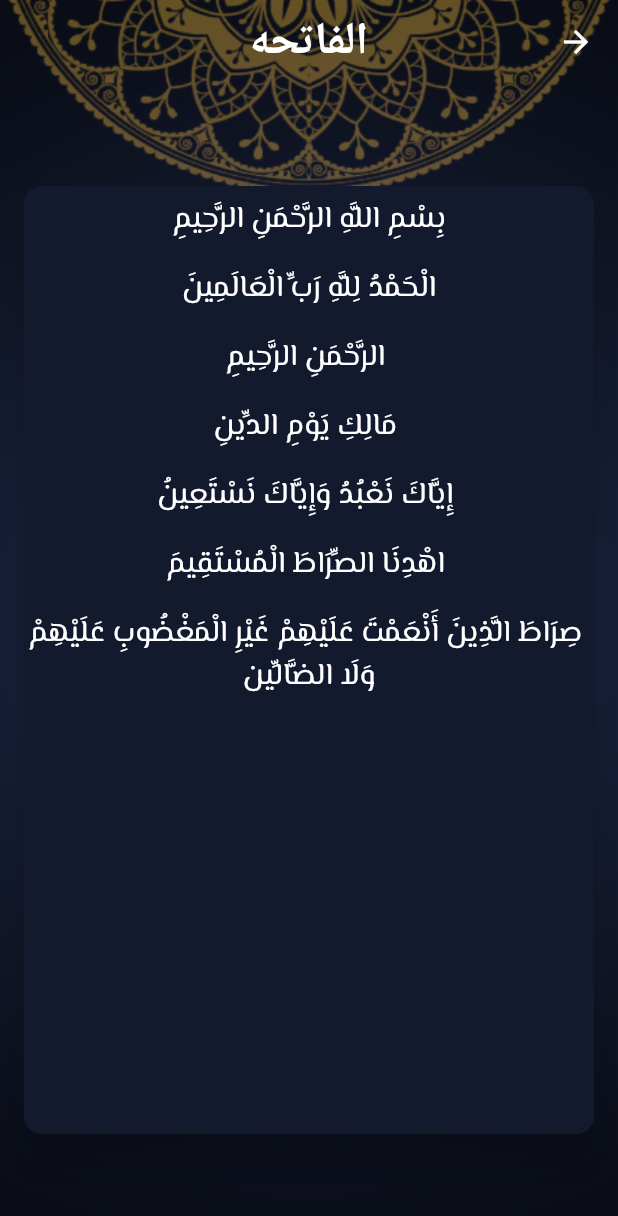
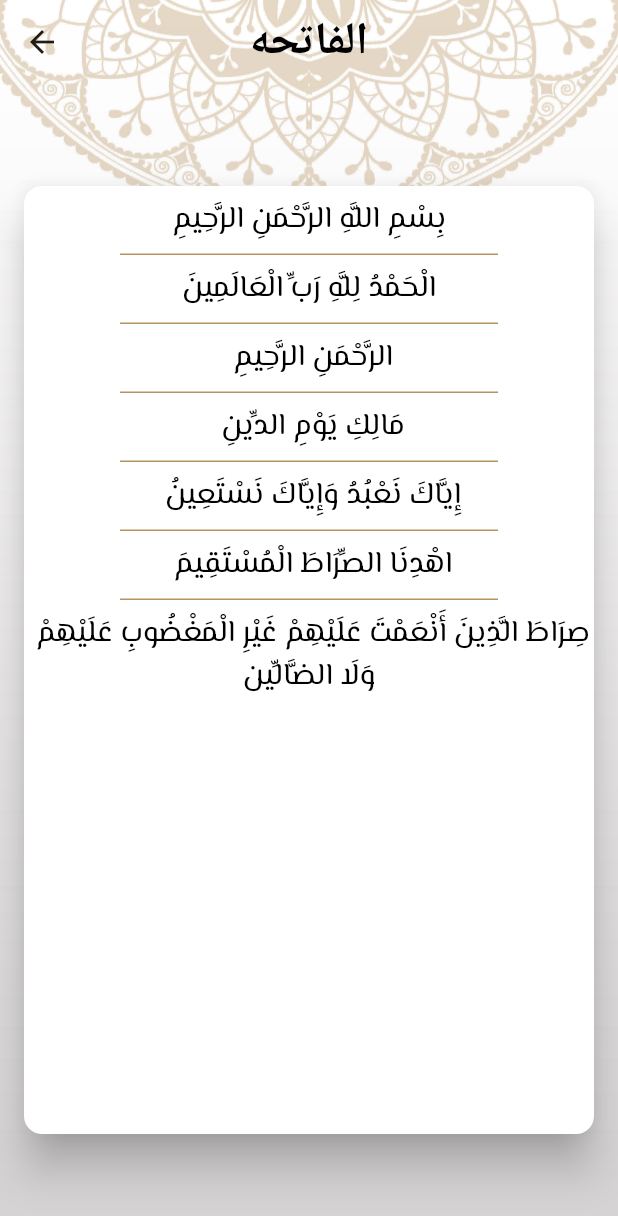
Before and after one commit to mohamednabiltraining/Islami-c10, a Flutter app: the screen it shows after launch, after a tap on "الفاتحه", on a phone screen of 412 x 824 dp. Shown: the top 1216 px of the screen. Run offline on Flutter 3.47's test engine with Material 3 defaults, Android fonts, the light colour scheme and no system bars; generated files the repository leaves out were written again.

Commit message:
+ added settings provider + settings tab

```diff
--- a/lib/main.dart
+++ b/lib/main.dart
@@ -1,13 +1,17 @@
 import 'package:flutter/material.dart';
+import 'package:flutter_gen/gen_l10n/app_localizations.dart';
+import 'package:islami_c10/providers/SettingsProvider.dart';
 import 'package:islami_c10/ui/MyThemeData.dart';
-import 'package:flutter_gen/gen_l10n/app_localizations.dart';
 import 'package:islami_c10/ui/chapterDetails/ChapterDetailsScreen.dart';
 import 'package:islami_c10/ui/headethDetails/HadethDetails.dart';
 import 'package:islami_c10/ui/homeScreen/HomeScreen.dart';
 import 'package:islami_c10/ui/splash/SplashScreen.dart';
+import 'package:provider/provider.dart';
 
 void main() {
-  runApp(const MyApp());
+  runApp(ChangeNotifierProvider(
+      create: (BuildContext context) => SettingsProvider(),
+      child: const MyApp()));
 }
 
 class MyApp extends StatelessWidget {
@@ -16,11 +20,12 @@ class MyApp extends StatelessWidget {
   // This widget is the root of your application.
   @override
   Widget build(BuildContext context) {
+    var settingsProvider = Provider.of<SettingsProvider>(context);
     return MaterialApp(
       title: 'Flutter Demo',
       theme: MyThemeData.light,
       darkTheme: MyThemeData.dark,
-      themeMode: ThemeMode.dark,
+      themeMode: settingsProvider.selectedTheme,
       initialRoute: SplashScreen.routeName,
       routes: {
         SplashScreen.routeName: (_) => SplashScreen(),
@@ -30,7 +35,7 @@ class MyApp extends StatelessWidget {
       },
       localizationsDelegates: AppLocalizations.localizationsDelegates,
       supportedLocales: AppLocalizations.supportedLocales,
-      locale: Locale("ar"),
+      locale: Locale(settingsProvider.selectedLocale),
     );
   }
 }
--- /dev/null
+++ b/lib/providers/SettingsProvider.dart
@@ -0,0 +1,43 @@
+import 'package:flutter/material.dart';
+
+class SettingsProvider extends ChangeNotifier {
+//  final SharedPreferences prefs = await SharedPreferences.getInstance();
+  String selectedLocale = "en";
+  ThemeMode selectedTheme = ThemeMode.light;
+
+  SettingsProvider() {
+    //Todo:read theme,locale from SharedPreferences
+  }
+
+  void changeLanguage(String newLocale) {
+    selectedLocale = newLocale;
+    //Todo:set lang in shared preferences
+    notifyListeners();
+  }
+
+  String getSelectedLocaleName() {
+    return selectedLocale == "en" ? "English" : "العربيه";
+  }
+
+  void changeTheme(ThemeMode newTheme) {
+    selectedTheme = newTheme;
+    //Todo:set theme in shared preferences
+    notifyListeners();
+  }
+
+  bool isDarkModeEnabled() {
+    return selectedTheme == ThemeMode.dark;
+  }
+
+  String getMainBackgroundImage() {
+    return isDarkModeEnabled()
+        ? "assets/images/main_background_dark.png"
+        : "assets/images/main_background.jpg";
+  }
+
+  String getSplashBackground() {
+    return isDarkModeEnabled()
+        ? "assets/images/splash_dark.jpg"
+        : "assets/images/splash.jpg";
+  }
+}
--- a/lib/ui/MyThemeData.dart
+++ b/lib/ui/MyThemeData.dart
@@ -1,13 +1,13 @@
 import 'package:flutter/material.dart';
 
 class MyThemeData {
-  static bool isDarkEnabled = true;
   static const Color primaryLight = Color(0xFFB7935F);
   static const Color primaryDark = Color(0xFF141A2E);
   static const Color secondaryDark = Color(0xFFFACC1D);
   static const String fontMesseri = "messiri";
 
   static final ThemeData light = ThemeData(
+    bottomSheetTheme: BottomSheetThemeData(backgroundColor: Colors.white),
     textTheme: TextTheme(
         titleLarge: TextStyle(
             fontSize: 25,
@@ -51,6 +51,7 @@ class MyThemeData {
   );
 
   static final ThemeData dark = ThemeData(
+    bottomSheetTheme: BottomSheetThemeData(backgroundColor: primaryDark),
     textTheme: TextTheme(
         titleLarge: TextStyle(
             fontSize: 25,
@@ -91,16 +92,4 @@ class MyThemeData {
         seedColor: primaryDark, primary: primaryDark, secondary: secondaryDark),
     useMaterial3: true,
   );
-
-  static String getMainBackgroundImage() {
-    return MyThemeData.isDarkEnabled
-        ? "assets/images/main_background_dark.png"
-        : "assets/images/main_background.jpg";
-  }
-
-  static String getSplashBackground() {
-    return MyThemeData.isDarkEnabled
-        ? "assets/images/splash_dark.jpg"
-        : "assets/images/splash.jpg";
-  }
 }
--- a/lib/ui/chapterDetails/ChapterDetailsScreen.dart
+++ b/lib/ui/chapterDetails/ChapterDetailsScreen.dart
@@ -1,7 +1,8 @@
 import 'package:flutter/material.dart';
 import 'package:flutter/services.dart';
-import 'package:islami_c10/ui/MyThemeData.dart';
+import 'package:islami_c10/providers/SettingsProvider.dart';
 import 'package:islami_c10/ui/chapterDetails/verseItem.dart';
+import 'package:provider/provider.dart';
 
 class ChapterDetailsScreen extends StatefulWidget {
   static const String routeName = "chapter-details";
@@ -21,6 +22,7 @@ class _ChapterDetailsScreenState extends State<ChapterDetailsScreen> {
         ModalRoute.of(context)?.settings.arguments as ChapterDetailsScreenArgs;
 
     if (versesList.isEmpty) loadChapter(args.index);
+    var provider = Provider.of<SettingsProvider>(context);
 
     return Container(
         width: double.infinity,
@@ -28,7 +30,7 @@ class _ChapterDetailsScreenState extends State<ChapterDetailsScreen> {
         decoration: BoxDecoration(
           image: DecorationImage(
               image: AssetImage(
-                MyThemeData.getMainBackgroundImage(),
+                provider.getMainBackgroundImage(),
               ),
               fit: BoxFit.fill),
         ),
--- a/lib/ui/headethDetails/HadethDetails.dart
+++ b/lib/ui/headethDetails/HadethDetails.dart
@@ -1,6 +1,7 @@
 import 'package:flutter/material.dart';
-import 'package:islami_c10/ui/MyThemeData.dart';
+import 'package:islami_c10/providers/SettingsProvider.dart';
 import 'package:islami_c10/ui/homeScreen/hadeth/Hadeth.dart';
+import 'package:provider/provider.dart';
 
 class HadethDetailsScreen extends StatelessWidget {
   static const String routeName = 'hadeth-details';
@@ -10,12 +11,13 @@ class HadethDetailsScreen extends StatelessWidget {
   @override
   Widget build(BuildContext context) {
     var hadeth = ModalRoute.of(context)?.settings.arguments as Hadeth;
+    var provider = Provider.of<SettingsProvider>(context);
     return Container(
       width: double.infinity,
       height: double.infinity,
       decoration: BoxDecoration(
         image: DecorationImage(
-            image: AssetImage(MyThemeData.getMainBackgroundImage()),
+            image: AssetImage(provider.getMainBackgroundImage()),
             fit: BoxFit.fill),
       ),
       child: Scaffold(
--- a/lib/ui/homeScreen/HomeScreen.dart
+++ b/lib/ui/homeScreen/HomeScreen.dart
@@ -1,10 +1,12 @@
 import 'package:flutter/material.dart';
-import 'package:islami_c10/ui/MyThemeData.dart';
 import 'package:flutter_gen/gen_l10n/app_localizations.dart';
+import 'package:islami_c10/providers/SettingsProvider.dart';
 import 'package:islami_c10/ui/homeScreen/hadeth/HadethTab.dart';
 import 'package:islami_c10/ui/homeScreen/quran/QuranTab.dart';
 import 'package:islami_c10/ui/homeScreen/radio/RadioTab.dart';
+import 'package:islami_c10/ui/homeScreen/settings/SettingsTab.dart';
 import 'package:islami_c10/ui/homeScreen/tasbeh/TasbehTab.dart';
+import 'package:provider/provider.dart';
 
 class HomeScreen extends StatefulWidget {
   static const String routeName = "Home";
@@ -20,12 +22,14 @@ class _HomeScreenState extends State<HomeScreen> {
 
   @override
   Widget build(BuildContext context) {
+    var provider = Provider.of<SettingsProvider>(context);
+
     return Container(
         width: double.infinity,
         height: double.infinity,
         decoration: BoxDecoration(
           image: DecorationImage(
-              image: AssetImage(MyThemeData.getMainBackgroundImage()),
+              image: AssetImage(provider.getMainBackgroundImage()),
               fit: BoxFit.fill),
         ),
         child: Scaffold(
@@ -57,10 +61,14 @@ class _HomeScreenState extends State<HomeScreen> {
                     backgroundColor: Theme.of(context).primaryColor,
                     icon: ImageIcon(AssetImage('assets/images/ic_radio.png')),
                     label: AppLocalizations.of(context)!.radio_tab),
+                BottomNavigationBarItem(
+                    backgroundColor: Theme.of(context).primaryColor,
+                    icon: Icon(Icons.settings),
+                    label: AppLocalizations.of(context)!.settings_tab),
               ],
             ),
             body: tabs[selectedTabIndex]));
   }
 
-  var tabs = [QuranTab(), HadethTab(), TasbehTab(), RadioTab()];
+  var tabs = [QuranTab(), HadethTab(), TasbehTab(), RadioTab(), SettingsTab()];
 }
--- a/lib/ui/splash/SplashScreen.dart
+++ b/lib/ui/splash/SplashScreen.dart
@@ -1,18 +1,20 @@
 import 'package:flutter/material.dart';
-import 'package:islami_c10/ui/MyThemeData.dart';
+import 'package:islami_c10/providers/SettingsProvider.dart';
 import 'package:islami_c10/ui/homeScreen/HomeScreen.dart';
+import 'package:provider/provider.dart';
 
 class SplashScreen extends StatelessWidget {
   static const String routeName = "Splash";
 
   @override
   Widget build(BuildContext context) {
+    var provider = Provider.of<SettingsProvider>(context);
     Future.delayed(Duration(seconds: 2), () {
       Navigator.pushReplacementNamed(context, HomeScreen.routeName);
     });
     return Scaffold(
       body: Image.asset(
-        MyThemeData.getSplashBackground(),
+        provider.getSplashBackground(),
         fit: BoxFit.fill,
         width: double.infinity,
         height: double.infinity,
--- a/pubspec.yaml
+++ b/pubspec.yaml
@@ -35,6 +35,8 @@ dependencies:
     sdk: flutter
 
   intl: any
+  provider: ^6.1.1
+
 
 
   # The following adds the Cupertino Icons font to your application.
```
Also changed, not shown: lib/l10n/app_ar.arb (+6 -1 lines), lib/l10n/app_en.arb (+6 -1 lines), lib/ui/homeScreen/settings/LanguageBottomSheet.dart (added, +66 -0 lines), lib/ui/homeScreen/settings/SettingsTab.dart (added, +77 -0 lines), lib/ui/homeScreen/settings/ThemeBottomSheet.dart (added, +67 -0 lines), pubspec.lock, 2 other files.
